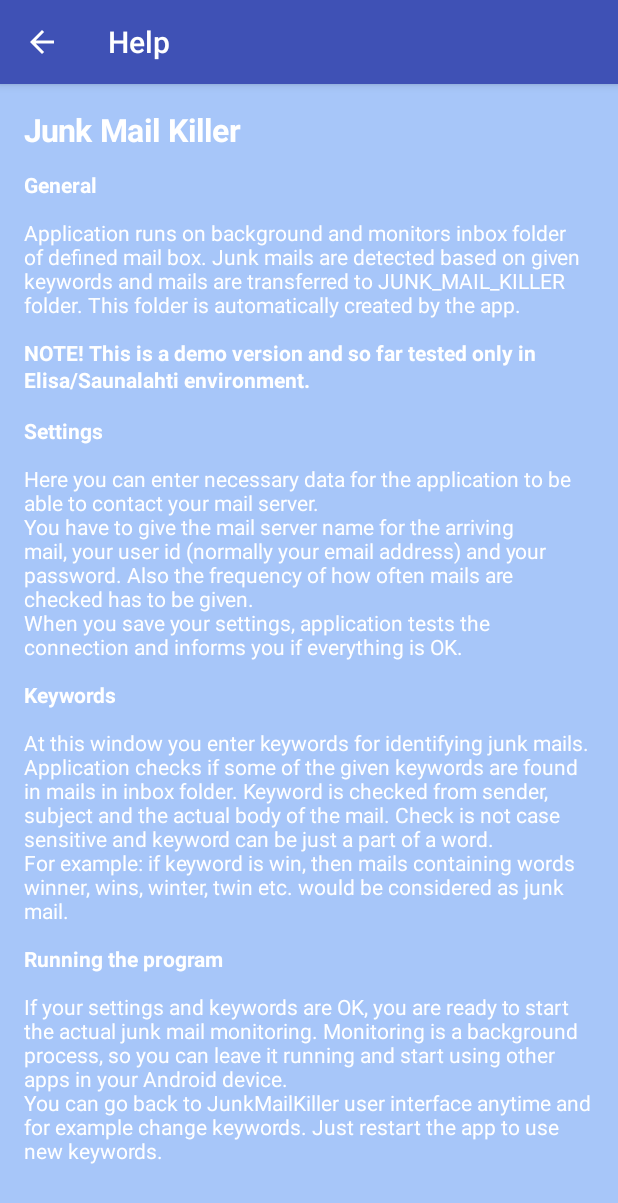
After one commit to puolapek/JunkMailKiller, an Android app: the HelpActivity screen opened directly, with no data from a screen before it, on a phone screen of 412 x 824 dp. The commit adds this screen. Shown: the top 1203 px of the screen. Run offline under Robolectric (Android 15) with nearby library versions, the phone set to English and light mode, and no system bars.

Commit message:
Help functionality.

```diff
--- /dev/null
+++ b/app/src/main/java/pekka/junkmailkiller/HelpActivity.java
@@ -0,0 +1,23 @@
+package pekka.junkmailkiller;
+
+import android.app.Activity;
+import android.os.Bundle;
+import android.support.v7.app.AppCompatActivity;
+import android.text.Html;
+import android.text.method.ArrowKeyMovementMethod;
+import android.widget.ScrollView;
+import android.widget.TextView;
+
+public class HelpActivity extends AppCompatActivity {
+
+    @Override
+    protected void onCreate(Bundle savedInstanceState) {
+        super.onCreate(savedInstanceState);
+        setContentView(R.layout.activity_help);
+
+        TextView help = (TextView)findViewById(R.id.helpTextView);
+        help.setText(Html.fromHtml(getString(R.string.help_text)));
+        help.setMovementMethod(ArrowKeyMovementMethod.getInstance());
+    }
+
+}
--- a/app/src/main/java/pekka/junkmailkiller/MainActivity.java
+++ b/app/src/main/java/pekka/junkmailkiller/MainActivity.java
@@ -43,6 +43,10 @@ public class MainActivity extends AppCompatActivity {
                 break;
             case R.id.action_keywords:
                 intent = new Intent(this, KeywordsActivity.class);
+                this.startActivity(intent);
+                break;
+            case R.id.action_help:
+                intent = new Intent(this, HelpActivity.class);
                 this.startActivity(intent);
                 break;
 
--- /dev/null
+++ b/app/src/main/res/layout/activity_help.xml
@@ -0,0 +1,16 @@
+<RelativeLayout xmlns:android="http://schemas.android.com/apk/res/android"
+    xmlns:tools="http://schemas.android.com/tools" android:layout_width="match_parent"
+    android:layout_height="match_parent" android:paddingLeft="@dimen/activity_horizontal_margin"
+    android:paddingRight="@dimen/activity_horizontal_margin"
+    android:paddingTop="@dimen/activity_vertical_margin"
+    android:paddingBottom="@dimen/activity_vertical_margin" tools:context=".HelpActivity"
+    android:background="#a7c6f9">
+
+    <TextView
+        android:id="@+id/helpTextView"
+        android:layout_width="wrap_content"
+        android:layout_height="wrap_content"
+        android:layout_centerInParent="true"
+        android:textColor="@android:color/white" />
+
+</RelativeLayout>
--- a/app/src/main/res/layout/activity_keywords.xml
+++ b/app/src/main/res/layout/activity_keywords.xml
@@ -9,7 +9,7 @@
     android:paddingTop="@dimen/activity_vertical_margin"
     tools:context=".KeywordsActivity"
     android:id="@+id/keywordsLayout"
-    android:background="#ff2c2c">
+    android:background="#a7c6f9">
 
 
     <ListView
--- a/app/src/main/res/layout/activity_main.xml
+++ b/app/src/main/res/layout/activity_main.xml
@@ -4,7 +4,7 @@
     android:paddingRight="@dimen/activity_horizontal_margin"
     android:paddingTop="@dimen/activity_vertical_margin"
     android:paddingBottom="@dimen/activity_vertical_margin" tools:context=".MainActivity"
-    android:background="#ff2c2c">
+    android:background="#a7c6f9">
 
     <TextView
         android:id="@+id/textView2"
--- a/app/src/main/res/layout/activity_settings.xml
+++ b/app/src/main/res/layout/activity_settings.xml
@@ -5,7 +5,7 @@
     android:paddingTop="@dimen/activity_vertical_margin"
     android:paddingBottom="@dimen/activity_vertical_margin" tools:context=".SettingsActivity"
     android:onClick="saveSettings"
-    android:background="#ff2c2c">
+    android:background="#a7c6f9">
 
     <EditText
         android:layout_width="wrap_content"
@@ -17,7 +17,6 @@
         android:layout_alignParentLeft="true"
         android:layout_alignParentStart="true"
         android:width="300dp"
-        android:autoText="false"
         android:textColor="@android:color/white" />
 
     <EditText
--- a/app/src/main/res/menu/menu_main.xml
+++ b/app/src/main/res/menu/menu_main.xml
@@ -12,4 +12,9 @@
         android:orderInCategory="100"
         android:title="@string/action_keywords">
     </item>
+    <item
+        android:id="@+id/action_help"
+        android:orderInCategory="100"
+        android:title="@string/action_help">
+    </item>
 </menu>
--- a/app/src/main/res/values/strings.xml
+++ b/app/src/main/res/values/strings.xml
@@ -1,6 +1,7 @@
 <resources>
     <string name="app_name">Junk Mail Killer</string>
     <string name="action_settings">Settings</string>
+    <string name="action_help">Help</string>
     <string name="action_keywords">Keywords</string>
     <string name="start_service">START SERVICE</string>
     <string name="stop_service">STOP SERVICE</string>
@@ -18,6 +19,30 @@
     <string name="from_text">From</string>
     <string name="subject_text">Subject</string>
     <string name="content_text">Content</string>
+    <string name="help_text">
+        <![CDATA[
+        <h1><b>Junk Mail Killer</b></h1>
+        <b>General</b>
+        <p>Application runs on background and monitors inbox folder of defined mail box. Junk mails are detected based on given keywords
+        and mails are transferred to JUNK_MAIL_KILLER folder. This folder is automatically created by the app.</p>
+        <p><b>NOTE! This is a demo version and so far tested only in Elisa/Saunalahti environment.</b></p>
+        <b>Settings</b>
+        <p>Here you can enter necessary data for the application to be able to contact your mail server. <br>You have to give the mail server name for the arriving mail, your user id
+        (normally your email address) and your password. Also the frequency of how often mails are checked has to be given.
+        <br>When you save your settings, application tests the connection and informs you if everything is OK. </p>
+        <b>Keywords</b>
+        <p>At this window you enter keywords for identifying junk mails. Application checks if some of the
+        given keywords are found in mails in inbox folder. Keyword is checked from sender, subject and
+        the actual body of the mail. Check is not case sensitive and keyword can be just a part of a word.
+        <br>For example: if keyword is win, then mails containing words winner, wins, winter, twin etc. would be considered
+        as junk mail.</p>
+        <b>Running the program</b>
+        <p>If your settings and keywords are OK, you are ready to start the actual junk mail monitoring.
+        Monitoring is a background process, so you can leave it running and start using other apps in your
+        Android device. <br>You can go back to JunkMailKiller user interface anytime and for example change keywords.
+        Just restart the app to use new keywords.
+         </p>]]>
+    </string>
     <string name="delete_button">Delete</string>
 
 
```
Also changed, not shown: app/src/main/AndroidManifest.xml (+7 -0 lines), 1 other file.
